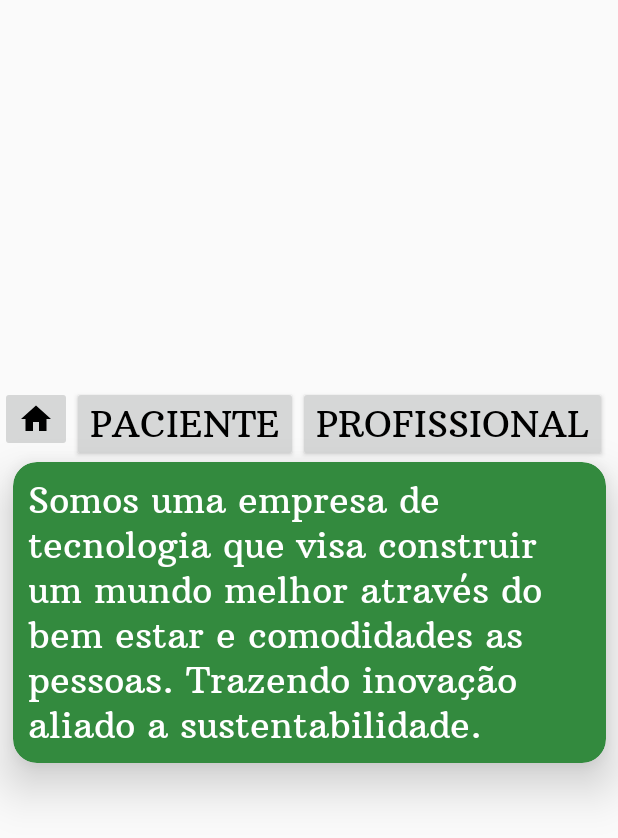
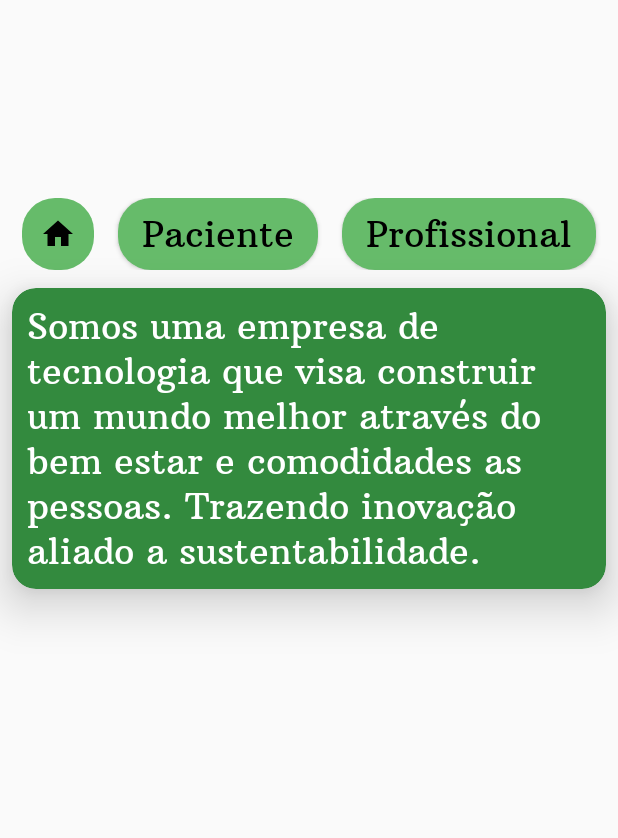
Before and after one commit to wcarvalho98/PivotLabs, an Android app: the AboutActivity screen opened directly, with no data from a screen before it, on a phone screen of 412 x 824 dp. Shown: the top 838 px of the screen. Run offline under Robolectric (Android 15) with nearby library versions, the phone set to English and light mode, and no system bars.

Commit message:
Rounded buttons and UI changes

```diff
--- a/app/build.gradle
+++ b/app/build.gradle
@@ -26,6 +26,7 @@ android {
 dependencies {
     implementation fileTree(dir: 'libs', include: ['*.jar'])
     implementation "org.jetbrains.kotlin:kotlin-stdlib-jdk7:$kotlin_version"
+    //noinspection GradleCompatible
     implementation 'com.android.support:appcompat-v7:28.0.0'
     implementation 'com.android.support.constraint:constraint-layout:1.1.3'
     implementation 'com.android.support:design:28.0.0'
@@ -37,4 +38,5 @@ dependencies {
     androidTestImplementation 'com.android.support.test:runner:1.0.2'
     androidTestImplementation 'com.android.support.test.espresso:espresso-core:3.0.2'
     implementation 'com.android.support:cardview-v7:28.0.0'
+    implementation 'com.squareup.picasso:picasso:2.71828'
 }
--- a/app/src/main/java/com/ufrpe/br/pivotlabs/login/view/LoginActivity.kt
+++ b/app/src/main/java/com/ufrpe/br/pivotlabs/login/view/LoginActivity.kt
@@ -8,6 +8,7 @@ import android.support.design.widget.Snackbar
 import android.view.Gravity
 import android.view.View
 import android.view.View.*
+import com.squareup.picasso.Picasso
 import com.ufrpe.br.pivotlabs.R
 import com.ufrpe.br.pivotlabs.login.LoginMVP
 import com.ufrpe.br.pivotlabs.login.LoginMVP.PresenterImpl
@@ -26,6 +27,7 @@ class LoginActivity : AppCompatActivity(), LoginMVP.ViewImpl {
 
         presenter.setView(this)
         btLogin.setOnClickListener { login() }
+
     }
 
     override fun showProgressBar(visible: Int) {
--- /dev/null
+++ b/app/src/main/res/drawable/btn_rounded.xml
@@ -0,0 +1,27 @@
+<?xml version="1.0" encoding="utf-8"?>
+<selector xmlns:android="http://schemas.android.com/apk/res/android">
+    <item android:state_pressed="false" android:state_enabled="true">
+        <shape android:shape="rectangle">
+            <corners android:radius="22dp"/>
+            <solid android:color="@color/colorSecondaryLight"/>
+        </shape>
+    </item>
+    <item android:state_pressed="true" android:state_enabled="true">
+        <shape android:shape="rectangle">
+            <corners android:radius="22dp"/>
+            <solid android:color="@color/colorSecondary"/>
+        </shape>
+    </item>
+    <item android:state_enabled="false">
+        <shape android:shape="rectangle">
+            <corners android:radius="22dp"/>
+            <solid android:color="@color/disabled"/>
+        </shape>
+    </item>
+    <item android:state_focused="true" android:state_enabled="true">
+        <shape android:shape="rectangle">
+            <corners android:radius="22dp"/>
+            <solid android:color="@color/colorSecondary"/>
+        </shape>
+    </item>
+</selector>
--- a/app/src/main/res/layout/activity_about.xml
+++ b/app/src/main/res/layout/activity_about.xml
@@ -9,42 +9,51 @@
 
 
     <LinearLayout
-            android:layout_width="match_parent"
+            android:layout_width="wrap_content"
             android:layout_height="wrap_content"
             android:orientation="horizontal"
             android:layout_gravity="center_horizontal"
             app:layout_constraintBottom_toTopOf="@id/cvQuemSomos"
-    >
+            android:paddingVertical="4dp" android:paddingHorizontal="4dp" app:layout_constraintEnd_toEndOf="parent"
+            app:layout_constraintStart_toStartOf="parent" android:id="@+id/linearLayout2"
+            app:layout_constraintTop_toTopOf="parent" android:layout_marginTop="128dp" android:layout_marginStart="8dp"
+            android:layout_marginEnd="8dp">
         <ImageButton
-                android:layout_width="wrap_content"
-                android:layout_height="wrap_content"
+                android:layout_width="match_parent"
+                android:layout_height="match_parent"
                 android:src="@drawable/ic_home_black_24dp"
-        />
+                android:layout_marginHorizontal="8dp" android:background="@drawable/btn_rounded"
+                android:paddingHorizontal="12dp"
+                android:backgroundTint="@color/colorPrimary"/>
         <Button
-                android:layout_width="wrap_content"
-                android:layout_height="wrap_content"
+                android:layout_width="match_parent"
+                android:layout_height="match_parent"
                 android:text="@string/paciente"
                 android:id="@+id/btnPaciente"
-        />
+                android:background="@drawable/btn_rounded" android:paddingLeft="16dp"
+                android:paddingRight="16dp" android:textAllCaps="false" android:layout_marginHorizontal="8dp"
+                android:backgroundTint="@color/colorPrimary" android:layout_weight="1"/>
         <Button
-                android:layout_width="wrap_content"
-                android:layout_height="wrap_content"
+                android:layout_width="match_parent"
+                android:layout_height="match_parent"
                 android:text="@string/profissional"
                 android:id="@+id/btnProfissional"
-        />
+                android:paddingLeft="16dp" android:paddingRight="16dp"
+                android:background="@drawable/btn_rounded" android:textAllCaps="false"
+                android:layout_marginHorizontal="8dp" android:backgroundTint="@color/colorPrimary"
+                android:layout_weight="1"/>
     </LinearLayout>
     <android.support.v7.widget.CardView
-            android:layout_width="395dp"
+            android:layout_width="0dp"
             android:layout_height="wrap_content"
             android:id="@+id/cvQuemSomos"
-            android:layout_marginBottom="8dp" app:layout_constraintBottom_toBottomOf="parent"
-            app:layout_constraintTop_toTopOf="parent"
             app:layout_constraintEnd_toEndOf="parent" android:layout_marginEnd="8dp"
-            app:layout_constraintStart_toStartOf="parent" android:layout_marginStart="8dp"
+            app:layout_constraintStart_toStartOf="parent"
             app:cardCornerRadius="16dp"
             app:cardElevation="19dp"
             app:cardBackgroundColor="@color/colorPrimaryDark"
-    >
+            app:layout_constraintTop_toBottomOf="@+id/linearLayout2" android:layout_marginStart="8dp"
+            android:layout_marginTop="8dp">
         <LinearLayout
                 android:layout_height="match_parent"
                 android:layout_width="match_parent"
--- a/app/src/main/res/values/colors.xml
+++ b/app/src/main/res/values/colors.xml
@@ -14,6 +14,9 @@
     <!--Cores complementares -->
     <color name="white">#FFFFFF</color>
     <color name="black">#000000</color>
+    <color name="transparent">#03000000</color>
+    <color name="disabled">#37000000</color>
 
+    <color name="primaryButtonColor">#64FFDA</color>
     <color name="colorAccent">#D81B60</color>
 </resources>
--- a/app/src/main/res/values/strings.xml
+++ b/app/src/main/res/values/strings.xml
@@ -5,7 +5,7 @@
     <string name="prompt_password">Password</string>
     <string name="action_sign_in">Sign in or register</string>
     <string name="action_sign_in_short">Sign in</string>
-    <string name="welcome">"Bem Vindo!"</string>
+    <string name="welcome">"Bem vindo!"</string>
     <string name="invalid_username">Not a valid username</string>
     <string name="invalid_password">Password must be >5 characters</string>
     <string name="login_failed">"Login failed"</string>
@@ -13,11 +13,11 @@
     <string name="paciente">Paciente</string>
     <string name="profissional">Profissional</string>
 
-    <string name="txt_agede_consulta">AGENDE SUA CONSULTA</string>
+    <string name="txt_agede_consulta">Agende sua consulta</string>
 
 
     <string name="txt_contato">Contato</string>
-    <string name="txt_quem_somos">Quem Somos</string>
+    <string name="txt_quem_somos">Quem somos</string>
 
 
     <!--Informacoes extras-->
--- a/app/src/main/res/values/styles.xml
+++ b/app/src/main/res/values/styles.xml
@@ -2,22 +2,28 @@
 
     <!-- Base application theme. -->
     <style name="AppTheme" parent="Theme.AppCompat.Light.DarkActionBar">
-        <!-- Customize your theme here. -->
+        <!-- Colors -->
         <item name="colorPrimary">@color/colorPrimary</item>
         <item name="colorPrimaryDark">@color/colorPrimaryDark</item>
         <item name="colorAccent">@color/colorAccent</item>
-        <item name="android:colorSecondary">@color/colorAccent</item>
-        <item name="android:shadowColor">@color/colorAccent</item>
+        <item name="android:colorSecondary">@color/colorSecondary</item>
         <item name="android:textColor">@android:color/black</item>
+
+        <!-- Fonts -->
         <item name="android:fontFamily">@font/arbutus_slab</item>
         <item name="android:textSize">24sp</item>
+
+        <!-- Windows -->
         <item name="windowActionBar">false</item>
         <item name="windowNoTitle">true</item>
+
     </style>
+
     <style name="AppTheme.NoActionBar">
         <item name="windowActionBar">false</item>
         <item name="windowNoTitle">true</item>
     </style>
+
     <style name="AppTheme.AppBarOverlay" parent="ThemeOverlay.AppCompat.Dark.ActionBar"/>
     <style name="AppTheme.PopupOverlay" parent="ThemeOverlay.AppCompat.Light"/>
 
```
Also changed, not shown: app/src/main/res/drawable/btn_rounded_transparent.xml (added, +30 -0 lines), app/src/main/res/layout/activity_login.xml (+9 -9 lines), app/src/main/res/layout/activity_main.xml (+22 -8 lines), 1 other file.
